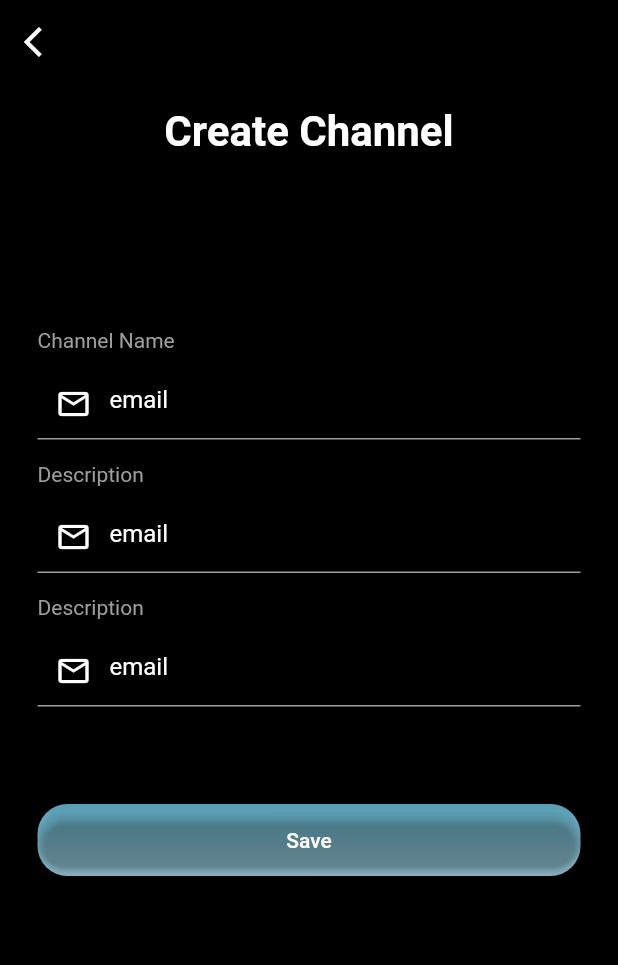
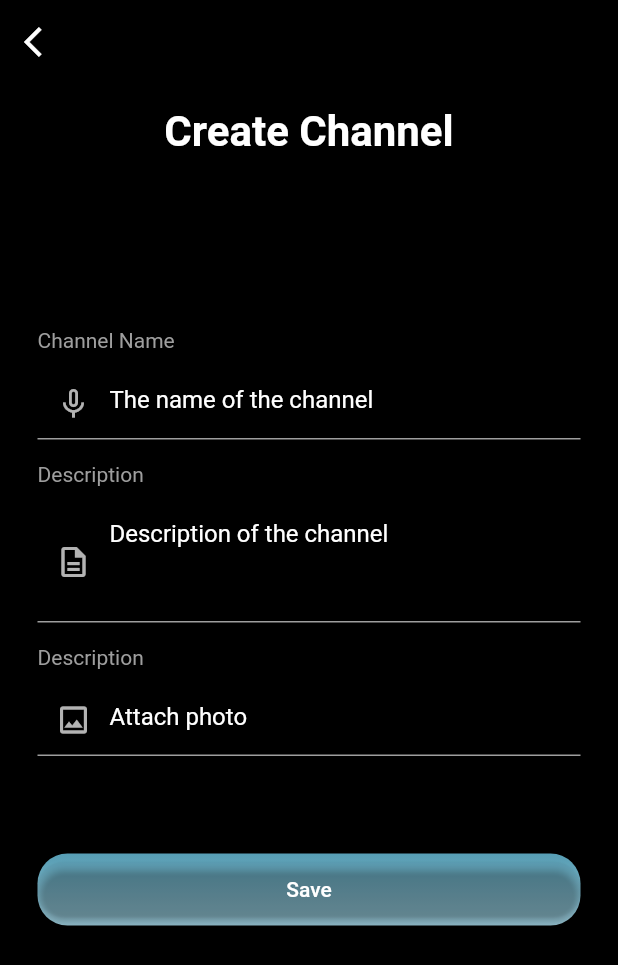
Before and after one commit to Infinidrix/podcast-app, a Flutter app: the CreateChannelWidget screen opened directly, on a phone screen of 412 x 824 dp. Shown: the top 965 px of the screen. Run offline on Flutter 3.47's test engine with Material 2 defaults, Android fonts, the phone set to English and light mode, and no system bars; our stand-ins replace auto_route, curved_navigation_bar, hexcolor.

Commit message:
add create channel

```diff
--- a/lib/presentation/pages/create_channel/widgets/create_channel_widget.dart
+++ b/lib/presentation/pages/create_channel/widgets/create_channel_widget.dart
@@ -5,9 +5,12 @@ import 'package:hexcolor/hexcolor.dart';
 
 class CreateChannelWidget extends StatelessWidget {
 
-  Widget emailInput = Padding(
+  Widget getFormField(Icon icon, int lineCount, String hint){
+    return Padding(
       padding: const EdgeInsets.fromLTRB(0.0, 10.0, 0.0, 15.0),
       child: TextFormField(
+        minLines: lineCount,
+        maxLines: lineCount,
         style: TextStyle(color: Colors.white),
         decoration: InputDecoration(
           border: UnderlineInputBorder(
@@ -15,12 +18,9 @@ class CreateChannelWidget extends StatelessWidget {
               color: Colors.grey,
             ),
           ),
-        // labelText: "Email",
-        // labelStyle: TextStyle(color: Colors.white),
           helperStyle: TextStyle(color: Colors.white),
-        hintText: 'email',
+          hintText: hint,
           hintStyle: TextStyle(color: Colors.white),
-        // filled: true,
           enabledBorder: UnderlineInputBorder(
             borderSide: BorderSide(
               color: Colors.grey,
@@ -32,17 +32,15 @@ class CreateChannelWidget extends StatelessWidget {
             ),
           ),
           fillColor: Colors.white,
-        prefixIcon: Icon(
-          Icons.email_outlined,
-          color: Colors.white,
-        ),
+          prefixIcon: icon,
         ),
       ),
     );
+  }
 
   @override
   Widget build(BuildContext context) {
-    Widget signinButton = Padding(
+    Widget saveButton = Padding(
       padding: const EdgeInsets.only(top: 50.0),
       child: DecoratedBox(
         decoration: BoxDecoration(
@@ -102,19 +100,19 @@ class CreateChannelWidget extends StatelessWidget {
                   "Channel Name",
                   style: TextStyle(color: Colors.grey),
                 ),
-                emailInput,
+                getFormField(Icon(Icons.mic_none), 1, "The name of the channel"),
                 Text(
                   "Description",
                   style: TextStyle(color: Colors.grey),
                 ),
-                emailInput,
+                getFormField(Icon(Icons.description_outlined), 3, "Description of the channel"),
                 Text(
                   "Description",
                   style: TextStyle(color: Colors.grey),
                 ),
-                emailInput,
+                getFormField(Icon(Icons.insert_photo_outlined), 1, "Attach photo"),
 
-                signinButton,
+                saveButton,
               ],
             ),
           ),
```
Lines whose indentation alone changed are shown as unchanged.
